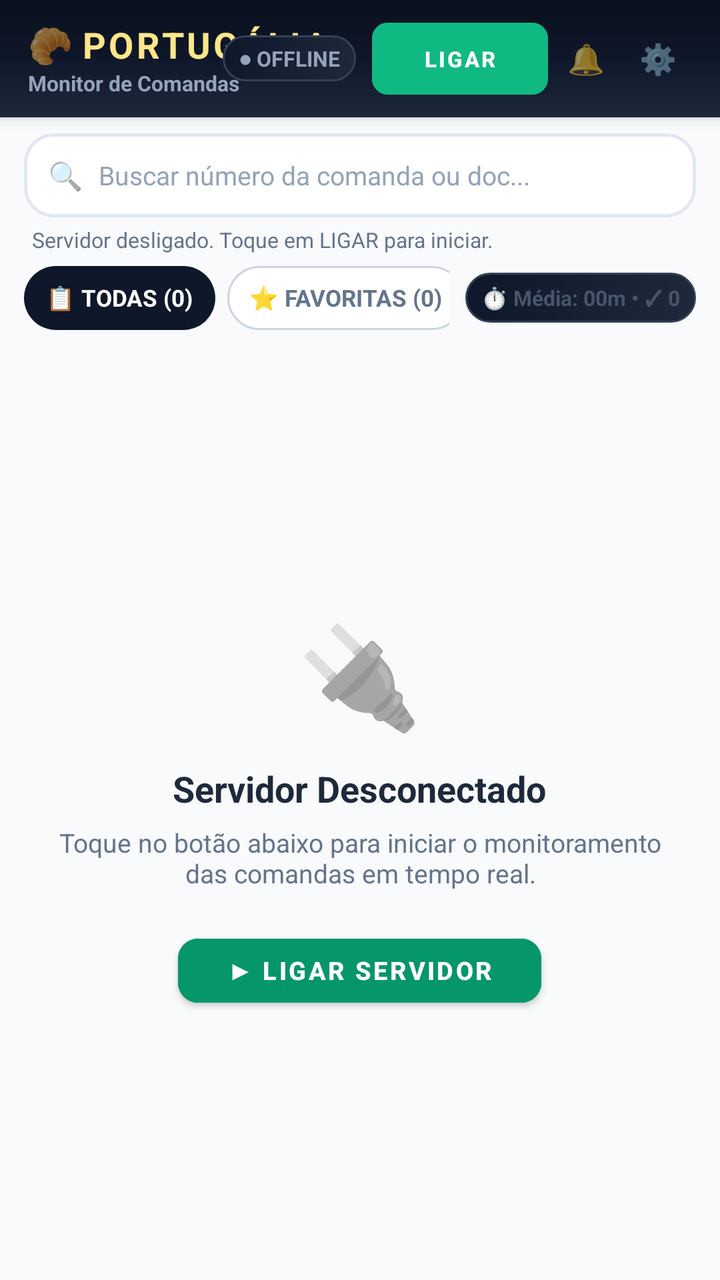
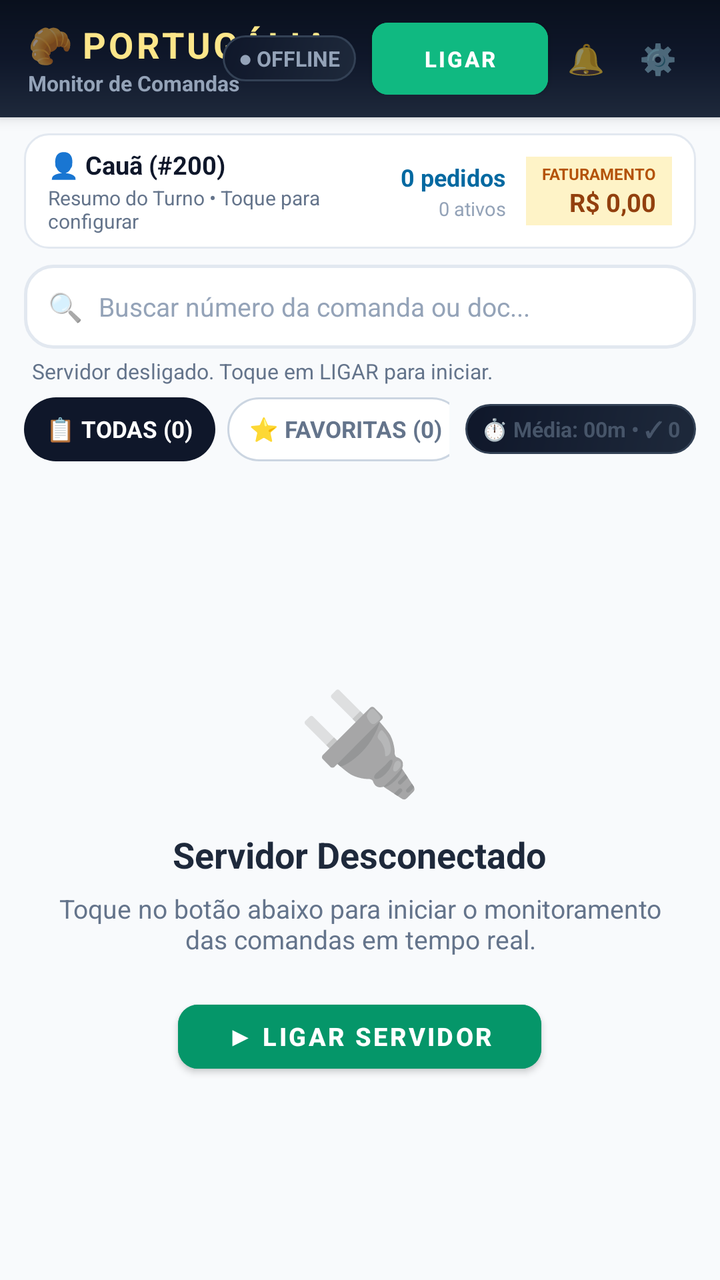

Compare the two renders of this Android layout. The source of the first and the diff that turns it into the second are given below.
<!-- AndroidManifest.xml: application theme Theme.AppMesas -->
<!-- res/layout/activity_main.xml -->
<?xml version="1.0" encoding="utf-8"?>
<LinearLayout xmlns:android="http://schemas.android.com/apk/res/android"
    xmlns:app="http://schemas.android.com/apk/res-auto"
    android:id="@+id/rootLayoutMain"
    android:layout_width="match_parent"
    android:layout_height="match_parent"
    android:orientation="vertical"
    android:background="#F8FAFC"
    android:fitsSystemWindows="true">

    
    <LinearLayout
        android:layout_width="match_parent"
        android:layout_height="wrap_content"
        android:orientation="vertical"
        android:background="@drawable/bg_header_luxury"
        android:paddingStart="14dp"
        android:paddingEnd="14dp"
        android:paddingTop="10dp"
        android:paddingBottom="10dp"
        android:elevation="4dp">

        <RelativeLayout
            android:layout_width="match_parent"
            android:layout_height="wrap_content">

            
            <LinearLayout
                android:layout_width="wrap_content"
                android:layout_height="wrap_content"
                android:layout_alignParentStart="true"
                android:layout_centerVertical="true"
                android:orientation="vertical">

                <LinearLayout
                    android:layout_width="wrap_content"
                    android:layout_height="wrap_content"
                    android:orientation="horizontal"
                    android:gravity="center_vertical">

                    <TextView
                        android:layout_width="wrap_content"
                        android:layout_height="wrap_content"
                        android:text="🥐 "
                        android:textSize="18sp" />

                    <TextView
                        android:layout_width="wrap_content"
                        android:layout_height="wrap_content"
                        android:text="PORTUGÁLIA"
                        android:textColor="#FDE68A"
                        android:textSize="18sp"
                        android:textStyle="bold"
                        android:letterSpacing="0.08" />
                </LinearLayout>

                <TextView
                    android:id="@+id/tvNomeUsuarioLogado"
                    android:layout_width="wrap_content"
                    android:layout_height="wrap_content"
                    android:text="Monitor de Comandas"
                    android:textColor="#94A3B8"
                    android:textSize="10.5sp"
                    android:textStyle="bold"
                    android:clickable="true"
                    android:focusable="true" />
            </LinearLayout>

            
            <LinearLayout
                android:layout_width="wrap_content"
                android:layout_height="wrap_content"
                android:layout_alignParentEnd="true"
                android:layout_centerVertical="true"
                android:orientation="horizontal"
                android:gravity="center_vertical">

                
                <TextView
                    android:id="@+id/tvStatusServidorPill"
                    android:layout_width="wrap_content"
                    android:layout_height="wrap_content"
                    android:background="@drawable/bg_dashboard_card_slate"
                    android:paddingStart="8dp"
                    android:paddingEnd="8dp"
                    android:paddingTop="4dp"
                    android:paddingBottom="4dp"
                    android:text="● OFFLINE"
                    android:textColor="#94A3B8"
                    android:textSize="10.5sp"
                    android:textStyle="bold" />

                
                <com.google.android.material.button.MaterialButton
                    android:id="@+id/btnLigarServidor"
                    android:layout_width="wrap_content"
                    android:layout_height="36dp"
                    android:layout_marginStart="8dp"
                    android:text="LIGAR"
                    android:textSize="11sp"
                    android:textStyle="bold"
                    app:cornerRadius="8dp"
                    android:backgroundTint="#10B981"
                    android:textColor="#FFFFFF"
                    android:insetTop="0dp"
                    android:insetBottom="0dp"
                    android:paddingStart="12dp"
                    android:paddingEnd="12dp" />

                
                <TextView
                    android:id="@+id/btnToggleSomAlerta"
                    android:layout_width="34dp"
                    android:layout_height="34dp"
                    android:layout_marginStart="2dp"
                    android:gravity="center"
                    android:text="🔔"
                    android:textSize="15sp"
                    android:clickable="true"
                    android:focusable="true" />

                
                <TextView
                    android:id="@+id/btnConfigIpPorta"
                    android:layout_width="34dp"
                    android:layout_height="34dp"
                    android:layout_marginStart="2dp"
                    android:gravity="center"
                    android:text="⚙️"
                    android:textSize="15sp"
                    android:clickable="true"
                    android:focusable="true" />
            </LinearLayout>
        </RelativeLayout>
    </LinearLayout>

    
    <LinearLayout
        android:layout_width="match_parent"
        android:layout_height="wrap_content"
        android:orientation="vertical"
        android:paddingStart="12dp"
        android:paddingEnd="12dp"
        android:paddingTop="8dp"
        android:paddingBottom="4dp">

        <LinearLayout
            android:id="@+id/layoutSearchContainer"
            android:layout_width="match_parent"
            android:layout_height="42dp"
            android:background="@drawable/bg_search_bar"
            android:orientation="horizontal"
            android:gravity="center_vertical"
            android:paddingStart="12dp"
            android:paddingEnd="12dp">

            <TextView
                android:layout_width="wrap_content"
                android:layout_height="wrap_content"
                android:text="🔍"
                android:textSize="14sp"
                android:layout_marginEnd="8dp" />

            <EditText
                android:id="@+id/etBuscarMesa"
                android:layout_width="0dp"
                android:layout_height="match_parent"
                android:layout_weight="1"
                android:background="@null"
                android:hint="Buscar número da comanda ou doc..."
                android:textColor="#0F172A"
                android:textColorHint="#94A3B8"
                android:textSize="13sp"
                android:inputType="text"
                android:maxLines="1" />

            <TextView
                android:id="@+id/btnClearSearch"
                android:layout_width="28dp"
                android:layout_height="28dp"
                android:gravity="center"
                android:text="✕"
                android:textColor="#94A3B8"
                android:textSize="13sp"
                android:visibility="gone" />
        </LinearLayout>

        
        <TextView
            android:id="@+id/tvUltimaSincronizacao"
            android:layout_width="match_parent"
            android:layout_height="wrap_content"
            android:layout_marginTop="4dp"
            android:layout_marginStart="4dp"
            android:text="Servidor desligado. Toque em LIGAR para iniciar."
            android:textColor="#64748B"
            android:textSize="10.5sp"
            android:maxLines="1"
            android:ellipsize="end" />
    </LinearLayout>

    
    <LinearLayout
        android:layout_width="match_parent"
        android:layout_height="wrap_content"
        android:orientation="horizontal"
        android:gravity="center_vertical"
        android:paddingStart="12dp"
        android:paddingEnd="12dp"
        android:paddingTop="2dp"
        android:paddingBottom="6dp">

        <HorizontalScrollView
            android:layout_width="0dp"
            android:layout_height="wrap_content"
            android:layout_weight="1"
            android:scrollbars="none"
            android:overScrollMode="never">

            <LinearLayout
                android:layout_width="wrap_content"
                android:layout_height="wrap_content"
                android:orientation="horizontal"
                android:gravity="center_vertical">

                <TextView
                    android:id="@+id/btnFiltroTodas"
                    android:layout_width="wrap_content"
                    android:layout_height="32dp"
                    android:background="@drawable/bg_filter_chip_active"
                    android:gravity="center"
                    android:paddingStart="11dp"
                    android:paddingEnd="11dp"
                    android:text="📋 TODAS (0)"
                    android:textColor="#FFFFFF"
                    android:textSize="11.5sp"
                    android:textStyle="bold"
                    android:clickable="true"
                    android:focusable="true" />

                <TextView
                    android:id="@+id/btnFiltroFavoritas"
                    android:layout_width="wrap_content"
                    android:layout_height="32dp"
                    android:layout_marginStart="6dp"
                    android:background="@drawable/bg_filter_chip_inactive"
                    android:gravity="center"
                    android:paddingStart="11dp"
                    android:paddingEnd="11dp"
                    android:text="⭐ FAVORITAS (0)"
                    android:textColor="#64748B"
                    android:textSize="11.5sp"
                    android:textStyle="bold"
                    android:clickable="true"
                    android:focusable="true" />

                <TextView
                    android:id="@+id/btnFiltroPendentes"
                    android:layout_width="wrap_content"
                    android:layout_height="32dp"
                    android:layout_marginStart="6dp"
                    android:background="@drawable/bg_filter_chip_inactive"
                    android:gravity="center"
                    android:paddingStart="11dp"
                    android:paddingEnd="11dp"
                    android:text="⏳ PENDENTES (0)"
                    android:textColor="#64748B"
                    android:textSize="11.5sp"
                    android:textStyle="bold"
                    android:clickable="true"
                    android:focusable="true" />
            </LinearLayout>
        </HorizontalScrollView>

        
        <LinearLayout
            android:id="@+id/layoutMetricasTurno"
            android:layout_width="wrap_content"
            android:layout_height="wrap_content"
            android:layout_marginStart="8dp"
            android:orientation="horizontal"
            android:gravity="center_vertical"
            android:background="@drawable/bg_dashboard_card_slate"
            android:paddingStart="8dp"
            android:paddingEnd="8dp"
            android:paddingTop="5dp"
            android:paddingBottom="5dp">

            <TextView
                android:id="@+id/tvMetricaResumo"
                android:layout_width="wrap_content"
                android:layout_height="wrap_content"
                android:text="⏱️ Média: 00m • ✓ 0"
                android:textColor="#475569"
                android:textSize="10.5sp"
                android:textStyle="bold" />
        </LinearLayout>
    </LinearLayout>

    
    <FrameLayout
        android:layout_width="match_parent"
        android:layout_height="0dp"
        android:layout_weight="1">

        
        <LinearLayout
            android:id="@+id/layoutEmptyServidor"
            android:layout_width="match_parent"
            android:layout_height="match_parent"
            android:orientation="vertical"
            android:gravity="center"
            android:padding="28dp"
            android:visibility="visible">

            <TextView
                android:id="@+id/tvEmptyServidorIcone"
                android:layout_width="wrap_content"
                android:layout_height="wrap_content"
                android:text="🔌"
                android:textSize="50sp" />

            <TextView
                android:id="@+id/tvEmptyServidorTitulo"
                android:layout_width="wrap_content"
                android:layout_height="wrap_content"
                android:layout_marginTop="12dp"
                android:text="Servidor Desconectado"
                android:textColor="#1E293B"
                android:textSize="18sp"
                android:textStyle="bold" />

            <TextView
                android:id="@+id/tvEmptyServidorDesc"
                android:layout_width="wrap_content"
                android:layout_height="wrap_content"
                android:layout_marginTop="6dp"
                android:gravity="center"
                android:text="Toque no botão abaixo para iniciar o monitoramento das comandas em tempo real."
                android:textColor="#64748B"
                android:textSize="13sp" />

            <com.google.android.material.button.MaterialButton
                android:id="@+id/btnEmptyLigarServidor"
                android:layout_width="wrap_content"
                android:layout_height="44dp"
                android:layout_marginTop="18dp"
                android:text="▶ LIGAR SERVIDOR"
                android:textSize="12.5sp"
                android:textStyle="bold"
                app:cornerRadius="10dp"
                android:backgroundTint="#059669"
                android:textColor="#FFFFFF"
                android:paddingStart="24dp"
                android:paddingEnd="24dp" />
        </LinearLayout>

        
        <LinearLayout
            android:id="@+id/layoutConnectingServidor"
            android:layout_width="match_parent"
            android:layout_height="match_parent"
            android:orientation="vertical"
            android:gravity="center"
            android:padding="24dp"
            android:visibility="gone">

            <ProgressBar
                android:layout_width="44dp"
                android:layout_height="44dp"
                android:indeterminateTint="#0284C7" />

            <TextView
                android:layout_width="wrap_content"
                android:layout_height="wrap_content"
                android:layout_marginTop="12dp"
                android:text="Consultando Comandas..."
                android:textColor="#0F172A"
                android:textSize="15sp"
                android:textStyle="bold" />

            <TextView
                android:layout_width="wrap_content"
                android:layout_height="wrap_content"
                android:layout_marginTop="4dp"
                android:text="Buscando no DataSnap..."
                android:textColor="#64748B"
                android:textSize="12sp" />
        </LinearLayout>

        
        <androidx.recyclerview.widget.RecyclerView
            android:id="@+id/rvComandasMonitoradas"
            android:layout_width="match_parent"
            android:layout_height="match_parent"
            android:clipToPadding="false"
            android:paddingBottom="14dp"
            android:visibility="gone" />

    </FrameLayout>

</LinearLayout>
<!-- resources referenced by this layout -->
<resources>
  <!-- drawable bg_dashboard_card_slate (drawable) -->
  <?xml version="1.0" encoding="utf-8"?>
  <shape xmlns:android="http://schemas.android.com/apk/res/android"
      android:shape="rectangle">
      <gradient
          android:startColor="#1E293B"
          android:endColor="#0F172A"
          android:angle="135" />
      <stroke
          android:width="1dp"
          android:color="#334155" />
      <corners android:radius="14dp" />
  </shape>
  <!-- drawable bg_filter_chip_active (drawable) -->
  <?xml version="1.0" encoding="utf-8"?>
  <shape xmlns:android="http://schemas.android.com/apk/res/android"
      android:shape="rectangle">
      <solid android:color="#0F172A" />
      <corners android:radius="20dp" />
  </shape>
  <!-- drawable bg_filter_chip_inactive (drawable) -->
  <?xml version="1.0" encoding="utf-8"?>
  <shape xmlns:android="http://schemas.android.com/apk/res/android"
      android:shape="rectangle">
      <solid android:color="#FFFFFF" />
      <stroke
          android:width="1dp"
          android:color="#CBD5E1" />
      <corners android:radius="20dp" />
  </shape>
  <!-- drawable bg_header_luxury (drawable) -->
  <?xml version="1.0" encoding="utf-8"?>
  <shape xmlns:android="http://schemas.android.com/apk/res/android"
      android:shape="rectangle">
      <gradient
          android:startColor="#09101D"
          android:centerColor="#0F172A"
          android:endColor="#1E293B"
          android:angle="270" />
  </shape>
  <!-- drawable bg_search_bar (drawable) -->
  <?xml version="1.0" encoding="utf-8"?>
  <shape xmlns:android="http://schemas.android.com/apk/res/android"
      android:shape="rectangle">
      <solid android:color="#FFFFFF" />
      <stroke
          android:width="1.5dp"
          android:color="#E2E8F0" />
      <corners android:radius="14dp" />
  </shape>
  <style name="Theme.AppMesas" parent="Theme.MaterialComponents.Light.NoActionBar">
          <item name="colorPrimary">@color/purple_500</item>
          <item name="colorPrimaryVariant">@color/purple_700</item>
          <item name="colorOnPrimary">@color/white</item>
          <item name="colorSecondary">@color/teal_700</item>
          <item name="colorSecondaryVariant">@color/teal_700</item>
          <item name="colorOnSecondary">@color/white</item>
          <item name="android:statusBarColor">@color/bg_header</item>
          <item name="android:navigationBarColor">@color/bg_dark</item>
          <item name="android:windowLightStatusBar">false</item>
          <item name="android:windowBackground">@color/bg_dark</item>
          <item name="android:textSize">15sp</item>
      </style>
  <color name="purple_500">#0F172A</color>
  <color name="purple_700">#09101D</color>
  <color name="white">#FFFFFF</color>
  <color name="teal_700">#0D9488</color>
  <color name="bg_header">#0F172A</color>
  <color name="bg_dark">#F1F5F9</color>
</resources>

<!-- the commit's change to res/layout/activity_main.xml (unified diff, before → after) -->
@@ -132,6 +132,111 @@
                     android:focusable="true" />
             </LinearLayout>
         </RelativeLayout>
+    </LinearLayout>
+
+    
+    <LinearLayout
+        android:id="@+id/layoutBarraResumoGarcom"
+        android:layout_width="match_parent"
+        android:layout_height="wrap_content"
+        android:layout_marginStart="12dp"
+        android:layout_marginEnd="12dp"
+        android:layout_marginTop="8dp"
+        android:background="@drawable/bg_barra_resumo_garcom"
+        android:orientation="horizontal"
+        android:gravity="center_vertical"
+        android:paddingStart="12dp"
+        android:paddingEnd="12dp"
+        android:paddingTop="7dp"
+        android:paddingBottom="7dp"
+        android:clickable="true"
+        android:focusable="true">
+
+        
+        <LinearLayout
+            android:layout_width="0dp"
+            android:layout_height="wrap_content"
+            android:layout_weight="1"
+            android:orientation="vertical">
+
+            <TextView
+                android:id="@+id/tvBarraGarcomIdentificacao"
+                android:layout_width="wrap_content"
+                android:layout_height="wrap_content"
+                android:text="👤 Cauã (#200)"
+                android:textColor="#0F172A"
+                android:textSize="12.5sp"
+                android:textStyle="bold"
+                android:maxLines="1"
+                android:ellipsize="end" />
+
+            <TextView
+                android:id="@+id/tvBarraGarcomSubtitulo"
+                android:layout_width="wrap_content"
+                android:layout_height="wrap_content"
+                android:layout_marginTop="1dp"
+                android:text="Resumo do Turno • Toque para configurar"
+                android:textColor="#64748B"
+                android:textSize="10sp" />
+        </LinearLayout>
+
+        
+        <LinearLayout
+            android:layout_width="wrap_content"
+            android:layout_height="wrap_content"
+            android:orientation="vertical"
+            android:gravity="end"
+            android:layout_marginEnd="10dp">
+
+            <TextView
+                android:id="@+id/tvBarraGarcomQtdPedidos"
+                android:layout_width="wrap_content"
+                android:layout_height="wrap_content"
+                android:text="0 pedidos"
+                android:textColor="#0369A1"
+                android:textSize="12sp"
+                android:textStyle="bold" />
+
+            <TextView
+                android:id="@+id/tvBarraGarcomAtivosPendente"
+                android:layout_width="wrap_content"
+                android:layout_height="wrap_content"
+                android:layout_marginTop="1dp"
+                android:text="0 ativos"
+                android:textColor="#94A3B8"
+                android:textSize="9.5sp" />
+        </LinearLayout>
+
+        
+        <LinearLayout
+            android:layout_width="wrap_content"
+            android:layout_height="wrap_content"
+            android:orientation="vertical"
+            android:gravity="end"
+            android:background="#FEF3C7"
+            android:paddingStart="8dp"
+            android:paddingEnd="8dp"
+            android:paddingTop="3dp"
+            android:paddingBottom="3dp">
+
+            <TextView
+                android:layout_width="wrap_content"
+                android:layout_height="wrap_content"
+                android:text="FATURAMENTO"
+                android:textColor="#B45309"
+                android:textSize="8sp"
+                android:textStyle="bold" />
+
+            <TextView
+                android:id="@+id/tvBarraGarcomFaturamento"
+                android:layout_width="wrap_content"
+                android:layout_height="wrap_content"
+                android:text="R$ 0,00"
+                android:textColor="#92400E"
+                android:textSize="12.5sp"
+                android:textStyle="bold" />
+        </LinearLayout>
+
     </LinearLayout>
 
     
<!-- resource entries referenced after the edit -->
@@ -1,5 +1,19 @@
 <!-- resources referenced by this layout -->
 <resources>
+  <!-- drawable bg_barra_resumo_garcom (drawable) -->
+  <?xml version="1.0" encoding="utf-8"?>
+  <ripple xmlns:android="http://schemas.android.com/apk/res/android"
+      android:color="#1A0F172A">
+      <item>
+          <shape android:shape="rectangle">
+              <solid android:color="#FFFFFF" />
+              <corners android:radius="12dp" />
+              <stroke
+                  android:width="1dp"
+                  android:color="#E2E8F0" />
+          </shape>
+      </item>
+  </ripple>
   <!-- drawable bg_dashboard_card_slate (drawable) -->
   <?xml version="1.0" encoding="utf-8"?>
   <shape xmlns:android="http://schemas.android.com/apk/res/android"
